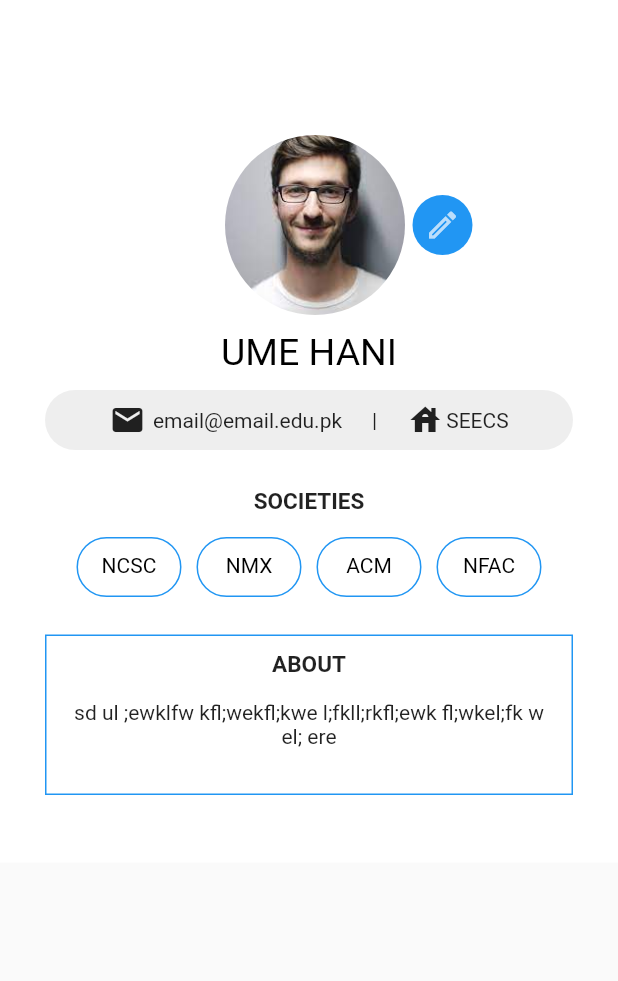
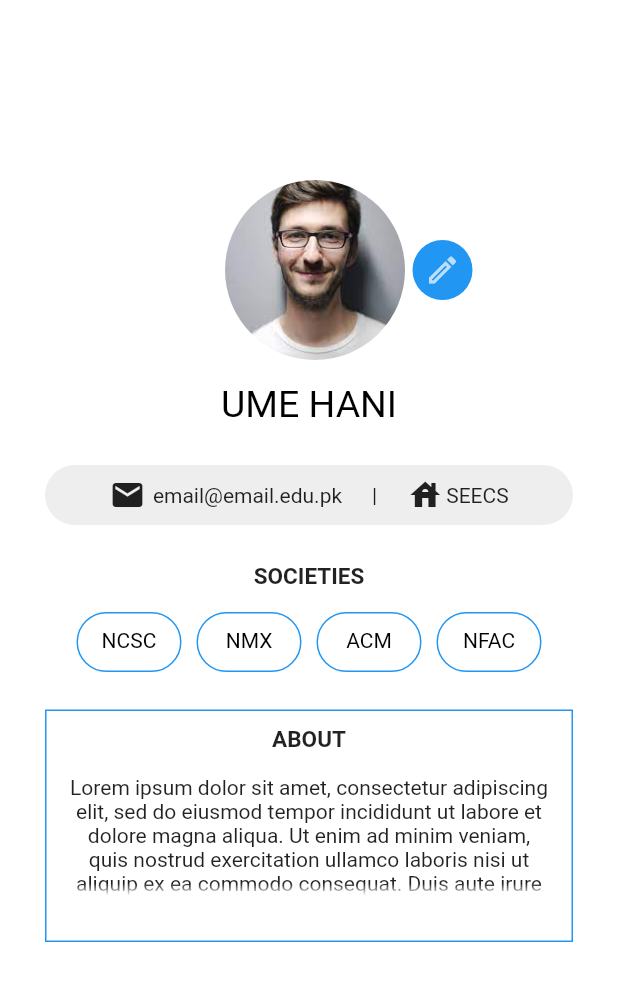
Before and after one commit to blink616/event_management_app, a Flutter app: the ProfilePage screen opened directly, on a phone screen of 412 x 824 dp. Shown: the top 981 px of the screen. Run offline on Flutter 3.47's test engine with Material 2 defaults, Android fonts, the phone set to English and light mode, and no system bars; our stand-ins replace cloud_firestore, firebase_auth, firebase_core, fluttertoast, material_design_icons_flutter; missing offline and left inert: cloud_firestore_web, firebase_auth_web, firebase_core_web; accounts and stored records are empty; Roboto replaces fonts that are missing (JosefinSans).

Commit message:
Add files via upload

```diff
--- a/lib/screens/EventPage.dart
+++ b/lib/screens/EventPage.dart
@@ -24,7 +24,7 @@
         body: Container(
         margin: const EdgeInsets.only(top: 70),
         padding: const EdgeInsets.all(0),
-        height: 1000.0,
+        height: 1500.0,
         width: 500.0,
         // alignment: FractionalOffset.center,
         child: Column(
--- a/lib/screens/ProfilePage.dart
+++ b/lib/screens/ProfilePage.dart
@@ -15,7 +15,7 @@
   var email = 'email@email.edu.pk';
   var dept = 'SEECS';
   var about =
-      'sd ul ;ewklfw kfl;wekfl;kwe l;fkll;rkfl;ewk fl;wkel;fk w el; ere';
+      'Lorem ipsum dolor sit amet, consectetur adipiscing elit, sed do eiusmod tempor incididunt ut labore et dolore magna aliqua. Ut enim ad minim veniam, quis nostrud exercitation ullamco laboris nisi ut aliquip ex ea commodo consequat. Duis aute irure dolor in reprehenderit in voluptate velit esse cillum dolore eu fugiat nulla pariatur. Excepteur sint occaecat cupidatat non proident, sunt in culpa qui officia deserunt mollit anim id est laborum.';
   List<String> societies = <String>['NCSC', 'NMX', 'ACM', 'NFAC'];
 
   //function to create societies row
@@ -44,7 +44,7 @@
   }
 
   //function to push edit page in navigator
-  void editPageFunction() async{
+  void editPageFunction() async {
     final result = await Navigator.push(
       context,
       MaterialPageRoute(
@@ -57,7 +57,6 @@
       email = result[1];
       dept = result[2];
       about = result[3];
-
     });
   }
 
@@ -65,15 +64,18 @@
   Widget build(BuildContext context) {
     return Scaffold(
       body: SingleChildScrollView(
+        child: Container(
+          color: Colors.white,
+          height: MediaQuery. of(context). size. height,
           child: Column(
             crossAxisAlignment: CrossAxisAlignment.center,
             children: <Widget>[
               Container(
-              height: 250,
+                height: 300,
                 color: Colors.white,
                 child: Column(
                   children: <Widget>[
-                  const SizedBox(height: 90),
+                    const SizedBox(height: 120),
                     Row(
                       children: <Widget>[
                         const SizedBox(width: 150),
@@ -95,7 +97,7 @@
                         ),
                       ],
                     ),
-                  const SizedBox(height: 10),
+                    const SizedBox(height: 15),
                     Text(
                       name,
                       style: const TextStyle(fontSize: 25, color: Colors.black),
@@ -210,6 +212,7 @@
             ],
           ),
         ),
+      ),
     );
   }
 }
```
Lines whose indentation alone changed are shown as unchanged.
